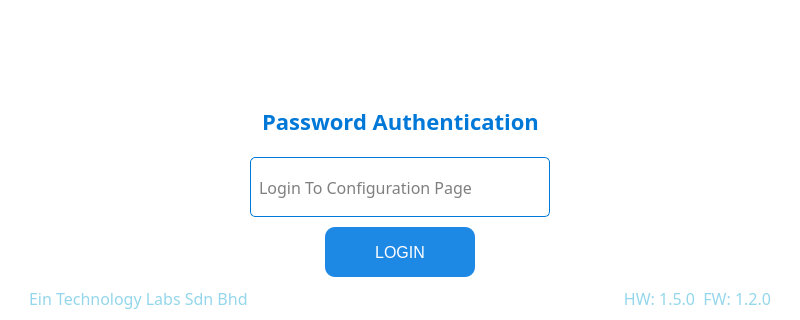
Above: QT_APP/login.ui from eSpark-Backup/nabilfesal-msm-fw before the change; both pictures show x 0 to 800 and y 183 to 503 of the 800 by 503 pixel window. Below: the same form after it.
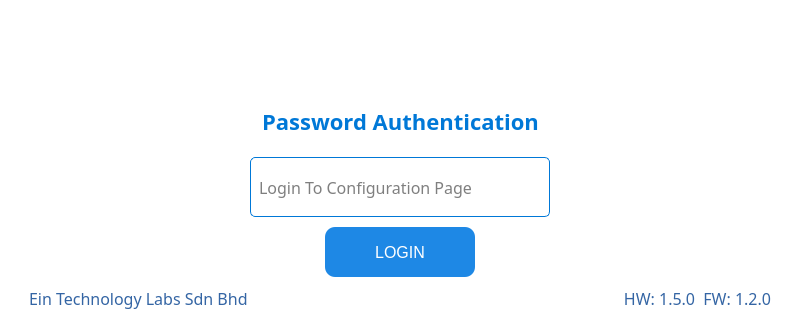
That is the form after the change. Icons and pictures are not drawn.

Commit message: Added Rebooting Img, Changed progress color & Changed version color

```diff
--- a/QT_APP/login.ui
+++ b/QT_APP/login.ui
@@ -552,7 +552,7 @@
         </font>
        </property>
        <property name="styleSheet">
-        <string notr="true">color: rgb(148, 214, 235);</string>
+        <string notr="true">color: rgb(52, 101, 164);</string>
        </property>
        <property name="text">
         <string>Ein Technology Labs Sdn Bhd</string>
@@ -574,7 +574,7 @@
         </font>
        </property>
        <property name="styleSheet">
-        <string notr="true">color: rgb(148, 214, 235);</string>
+        <string notr="true">color: rgb(52, 101, 164);</string>
        </property>
        <property name="text">
         <string>HW: 1.5.0  FW: 1.2.0</string>
```
The commit also changes 7 other files.
